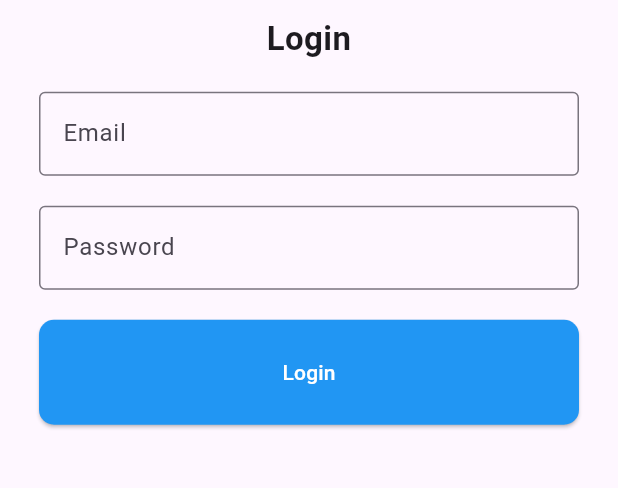
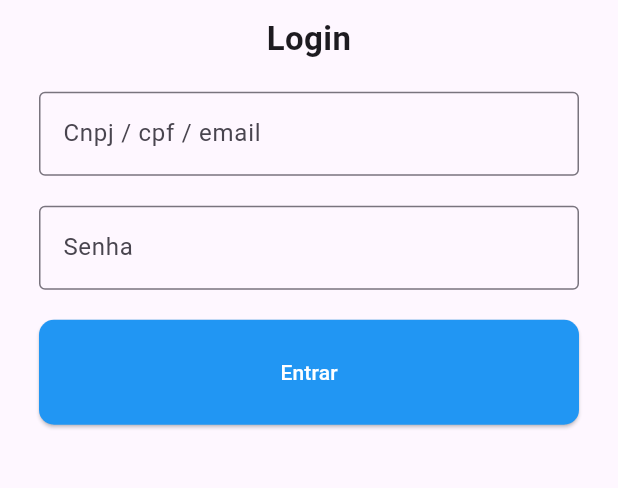
Before and after one commit to henriquenicolli/app_bate_ponto, a Flutter app: the screen it shows after launch, on a phone screen of 412 x 824 dp, the part 428-916 px from its top. Run offline on Flutter 3.47's test engine with Material 3 defaults, Android fonts, the phone set to English and light mode, and no system bars; our stand-ins replace flutter_map, latlong2, location; Roboto replaces fonts that are missing (NotoSans).

Commit message:
refactor app

```diff
--- a/lib/src/pages/login_page.dart
+++ b/lib/src/pages/login_page.dart
@@ -49,7 +49,7 @@ class _LoginPageState extends State<LoginPage> {
                 const SizedBox(height: 20),
                 TextFormField(
                   decoration: const InputDecoration(
-                    labelText: 'Email',
+                    labelText: 'Cnpj / cpf / email',
                     border: OutlineInputBorder(),
                   ),
                 ),
@@ -57,7 +57,7 @@ class _LoginPageState extends State<LoginPage> {
                 TextFormField(
                   obscureText: true,
                   decoration: const InputDecoration(
-                    labelText: 'Password',
+                    labelText: 'Senha',
                     border: OutlineInputBorder(),
                   ),
                 ),
@@ -82,7 +82,7 @@ class _LoginPageState extends State<LoginPage> {
                             builder: (context) => const CustomNavigationBar()),
                       );
                     },
-                    child: Text('Login'),
+                    child: Text('Entrar'),
                   ),
                 ),
               ],
```
Also changed, not shown: lib/src/widgets/navigation/navigation_bar.dart (+8 -6 lines).
